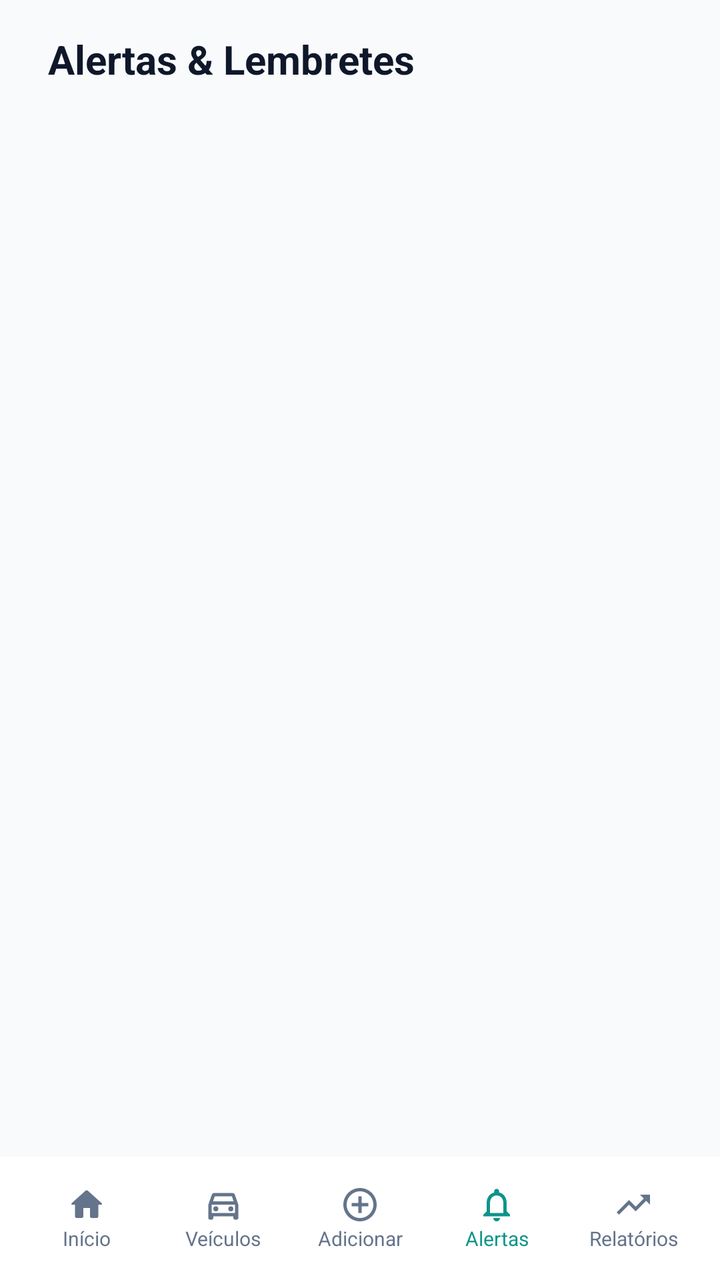
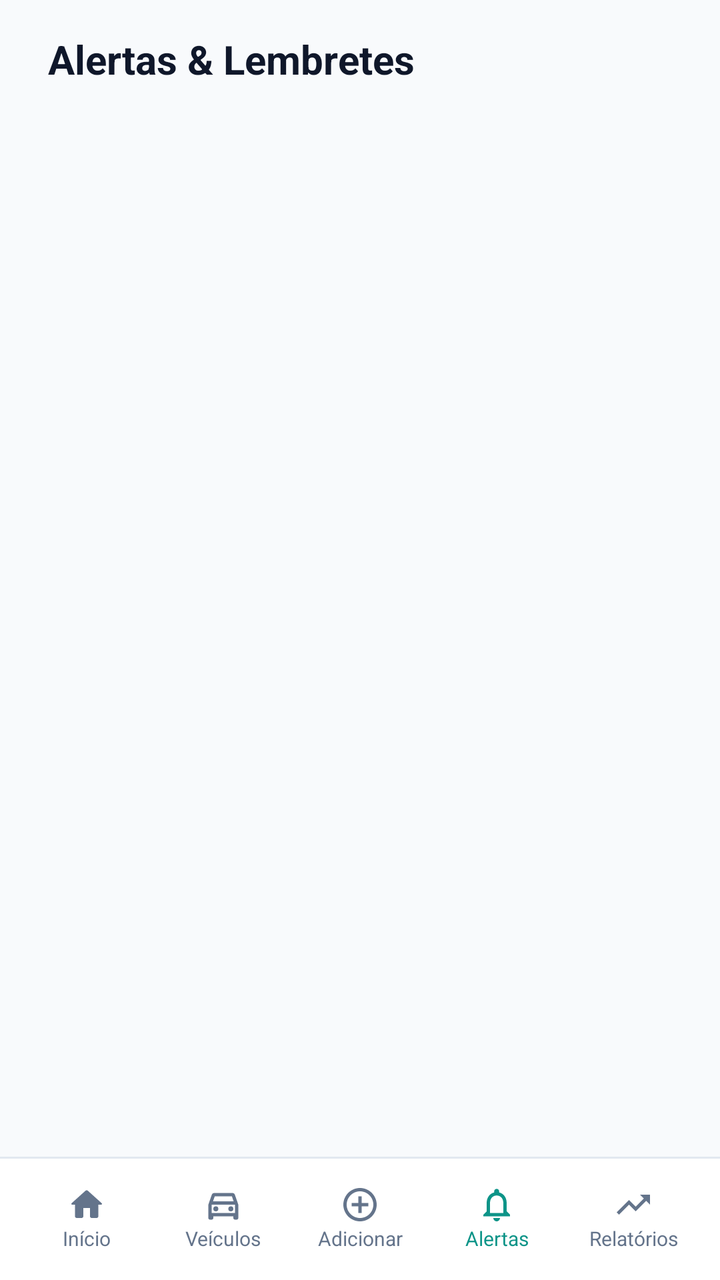

The first picture is an Android layout as it rendered before a commit; the second is the same layout after the commit. The layout source and the unified diff follow.
<!-- AndroidManifest.xml: application theme Theme.Virabraking -->
<!-- res/layout/activity_alertas.xml -->
<?xml version="1.0" encoding="utf-8"?>
<androidx.constraintlayout.widget.ConstraintLayout xmlns:android="http://schemas.android.com/apk/res/android"
    xmlns:app="http://schemas.android.com/apk/res-auto"
    xmlns:tools="http://schemas.android.com/tools"
    android:layout_width="match_parent"
    android:layout_height="match_parent"
    android:background="#f8fafc"
    tools:context=".Alertas">

    <LinearLayout
        android:layout_width="match_parent"
        android:layout_height="wrap_content"
        android:paddingHorizontal="24dp"
        android:paddingVertical="16dp"
        android:gravity="center_vertical">

        <TextView
            android:layout_width="match_parent"
            android:layout_height="wrap_content"
            android:text="Alertas &amp; Lembretes"
            android:textStyle="bold"
            android:textSize="20sp"
            android:textColor="#0F172A" />
    </LinearLayout>

    <LinearLayout
        android:layout_width="match_parent"
        android:layout_height="wrap_content"
        android:orientation="horizontal"
        android:background="#ffffff"
        android:padding="14dp"
        android:divider="@drawable/gap"
        android:showDividers="middle"
        app:layout_constraintBottom_toBottomOf="parent">

        <LinearLayout
            android:id="@+id/llInicio"
            android:layout_width="match_parent"
            android:layout_height="wrap_content"
            android:orientation="vertical"
            android:layout_weight="1"
            android:gravity="center">

            <ImageView
                android:layout_width="wrap_content"
                android:layout_height="wrap_content"
                android:src="@drawable/home"
                app:tint="#64748b" />

            <TextView
                android:layout_width="wrap_content"
                android:layout_height="wrap_content"
                android:text="Início"
                android:textSize="10sp"
                android:textColor="#64748b" />
        </LinearLayout>

        <LinearLayout
            android:id="@+id/llVeiculos"
            android:layout_width="match_parent"
            android:layout_height="wrap_content"
            android:orientation="vertical"
            android:layout_weight="1"
            android:gravity="center" >

            <ImageView
                android:layout_width="wrap_content"
                android:layout_height="wrap_content"
                android:src="@drawable/menu_car" />

            <TextView
                android:layout_width="wrap_content"
                android:layout_height="wrap_content"
                android:text="Veículos"
                android:textSize="10sp"
                android:textColor="#64748b" />
        </LinearLayout>

        <LinearLayout
            android:id="@+id/llAdicionar"
            android:layout_width="match_parent"
            android:layout_height="wrap_content"
            android:orientation="vertical"
            android:layout_weight="1"
            android:gravity="center" >

            <ImageView
                android:layout_width="wrap_content"
                android:layout_height="wrap_content"
                android:src="@drawable/add_circle" />

            <TextView
                android:layout_width="wrap_content"
                android:layout_height="wrap_content"
                android:text="Adicionar"
                android:textSize="10sp"
                android:textColor="#64748b"/>
        </LinearLayout>

        <LinearLayout
            android:layout_width="match_parent"
            android:layout_height="wrap_content"
            android:orientation="vertical"
            android:layout_weight="1"
            android:gravity="center" >

            <ImageView
                android:layout_width="wrap_content"
                android:layout_height="wrap_content"
                app:tint="#0d9488"
                android:src="@drawable/notifications" />

            <TextView
                android:layout_width="wrap_content"
                android:layout_height="wrap_content"
                android:text="Alertas"
                android:textSize="10sp"
                android:textColor="#0d9488"/>
        </LinearLayout>

        <LinearLayout
            android:id="@+id/llRelatorios"
            android:layout_width="match_parent"
            android:layout_height="wrap_content"
            android:orientation="vertical"
            android:layout_weight="1"
            android:gravity="center" >

            <ImageView
                android:layout_width="wrap_content"
                android:layout_height="wrap_content"
                android:src="@drawable/trending_up" />

            <TextView
                android:layout_width="wrap_content"
                android:layout_height="wrap_content"
                android:text="Relatórios"
                android:textSize="10sp"
                android:textColor="#64748b"/>
        </LinearLayout>
    </LinearLayout>
</androidx.constraintlayout.widget.ConstraintLayout>
<!-- resources referenced by this layout -->
<resources>
  <!-- drawable add_circle (drawable) -->
  <vector android:height="20dp" android:tint="#64748b"
      android:viewportHeight="24" android:viewportWidth="24"
      android:width="20dp" xmlns:android="http://schemas.android.com/apk/res/android">
      <path android:fillColor="@android:color/white" android:pathData="M13,7h-2v4L7,11v2h4v4h2v-4h4v-2h-4L13,7zM12,2C6.48,2 2,6.48 2,12s4.48,10 10,10 10,-4.48 10,-10S17.52,2 12,2zM12,20c-4.41,0 -8,-3.59 -8,-8s3.59,-8 8,-8 8,3.59 8,8 -3.59,8 -8,8z"/>
  </vector>
  <!-- drawable gap (drawable) -->
  <?xml version="1.0" encoding="utf-8"?>
  <shape xmlns:android="http://schemas.android.com/apk/res/android">
      <size android:height="10dp" android:width="10dp" />
      <solid android:color="@android:color/transparent" />
  </shape>
  <!-- drawable home (drawable) -->
  <vector android:height="20dp" android:tint="#64748b"
      android:viewportHeight="24" android:viewportWidth="24"
      android:width="20dp" xmlns:android="http://schemas.android.com/apk/res/android">
      <path android:fillColor="@android:color/white" android:pathData="M10,19v-5h4v5c0,0.55 0.45,1 1,1h3c0.55,0 1,-0.45 1,-1v-7h1.7c0.46,0 0.68,-0.57 0.33,-0.87L12.67,3.6c-0.38,-0.34 -0.96,-0.34 -1.34,0l-8.36,7.53c-0.34,0.3 -0.13,0.87 0.33,0.87H5v7c0,0.55 0.45,1 1,1h3c0.55,0 1,-0.45 1,-1z"/>
  </vector>
  <!-- drawable menu_car (drawable) -->
  <vector android:height="20dp" android:tint="#64748b"
      android:viewportHeight="24" android:viewportWidth="24"
      android:width="20dp" xmlns:android="http://schemas.android.com/apk/res/android">
      <path android:fillColor="@android:color/white" android:pathData="M18.92,6.01C18.72,5.42 18.16,5 17.5,5h-11C5.84,5 5.29,5.42 5.08,6.01L3,12v8c0,0.55 0.45,1 1,1h1c0.55,0 1,-0.45 1,-1v-1h12v1c0,0.55 0.45,1 1,1h1c0.55,0 1,-0.45 1,-1v-8L18.92,6.01zM6.85,7h10.29l1.04,3H5.81L6.85,7zM19,17H5v-5h14V17z"/>
      <path android:fillColor="@android:color/white" android:pathData="M7.5,14.5m-1.5,0a1.5,1.5 0,1 1,3 0a1.5,1.5 0,1 1,-3 0"/>
      <path android:fillColor="@android:color/white" android:pathData="M16.5,14.5m-1.5,0a1.5,1.5 0,1 1,3 0a1.5,1.5 0,1 1,-3 0"/>
  </vector>
  <!-- drawable notifications (drawable) -->
  <vector android:height="20dp" android:tint="#64748b"
      android:viewportHeight="24" android:viewportWidth="24"
      android:width="20dp" xmlns:android="http://schemas.android.com/apk/res/android">
      <path android:fillColor="@android:color/white" android:pathData="M12,22c1.1,0 2,-0.9 2,-2h-4c0,1.1 0.9,2 2,2zM18,16v-5c0,-3.07 -1.63,-5.64 -4.5,-6.32L13.5,4c0,-0.83 -0.67,-1.5 -1.5,-1.5s-1.5,0.67 -1.5,1.5v0.68C7.64,5.36 6,7.92 6,11v5l-2,2v1h16v-1l-2,-2zM16,17L8,17v-6c0,-2.48 1.51,-4.5 4,-4.5s4,2.02 4,4.5v6z"/>
  </vector>
  <!-- drawable trending_up (drawable) -->
  <vector android:autoMirrored="true" android:height="20dp"
      android:tint="#64748b" android:viewportHeight="24"
      android:viewportWidth="24" android:width="20dp" xmlns:android="http://schemas.android.com/apk/res/android">
      <path android:fillColor="@android:color/white" android:pathData="M16,6l2.29,2.29 -4.88,4.88 -4,-4L2,16.59 3.41,18l6,-6 4,4 6.3,-6.29L22,12V6z"/>
  </vector>
  <style name="Theme.Virabraking" parent="Base.Theme.Virabraking" />
  <style name="Base.Theme.Virabraking" parent="Theme.Material3.DayNight.NoActionBar">
          
          <item name="colorPrimary">#0d9488</item>
      </style>
</resources>

<!-- the commit's change to res/layout/activity_alertas.xml (unified diff, before → after) -->
@@ -27,7 +27,7 @@
         android:layout_width="match_parent"
         android:layout_height="wrap_content"
         android:orientation="horizontal"
-        android:background="#ffffff"
+        android:background="@drawable/top_border_menu"
         android:padding="14dp"
         android:divider="@drawable/gap"
         android:showDividers="middle"
<!-- resource entries referenced after the edit -->
@@ -32,6 +32,22 @@
       android:width="20dp" xmlns:android="http://schemas.android.com/apk/res/android">
       <path android:fillColor="@android:color/white" android:pathData="M12,22c1.1,0 2,-0.9 2,-2h-4c0,1.1 0.9,2 2,2zM18,16v-5c0,-3.07 -1.63,-5.64 -4.5,-6.32L13.5,4c0,-0.83 -0.67,-1.5 -1.5,-1.5s-1.5,0.67 -1.5,1.5v0.68C7.64,5.36 6,7.92 6,11v5l-2,2v1h16v-1l-2,-2zM16,17L8,17v-6c0,-2.48 1.51,-4.5 4,-4.5s4,2.02 4,4.5v6z"/>
   </vector>
+  <!-- drawable top_border_menu (drawable) -->
+  <?xml version="1.0" encoding="utf-8"?>
+  <layer-list xmlns:android="http://schemas.android.com/apk/res/android">
+      <item>
+          <shape android:shape="rectangle">
+              <solid android:color="#FFFFFF" />
+          </shape>
+      </item>
+  
+      <item android:height="1dp">
+          <shape android:shape="rectangle">
+              <solid android:color="#e2e8f0" />
+          </shape>
+      </item>
+  
+  </layer-list>
   <!-- drawable trending_up (drawable) -->
   <vector android:autoMirrored="true" android:height="20dp"
       android:tint="#64748b" android:viewportHeight="24"
